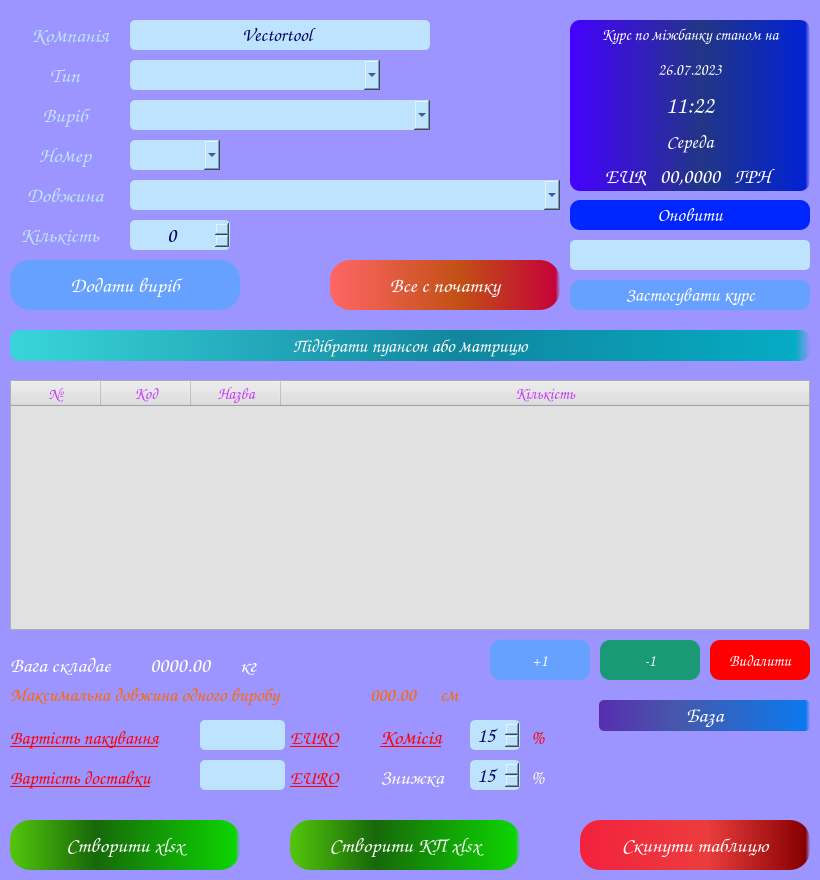
VitaliyBychevoy/BendingToolsPriceCalc, file BendingPriceCalc.ui: the form before one commit.
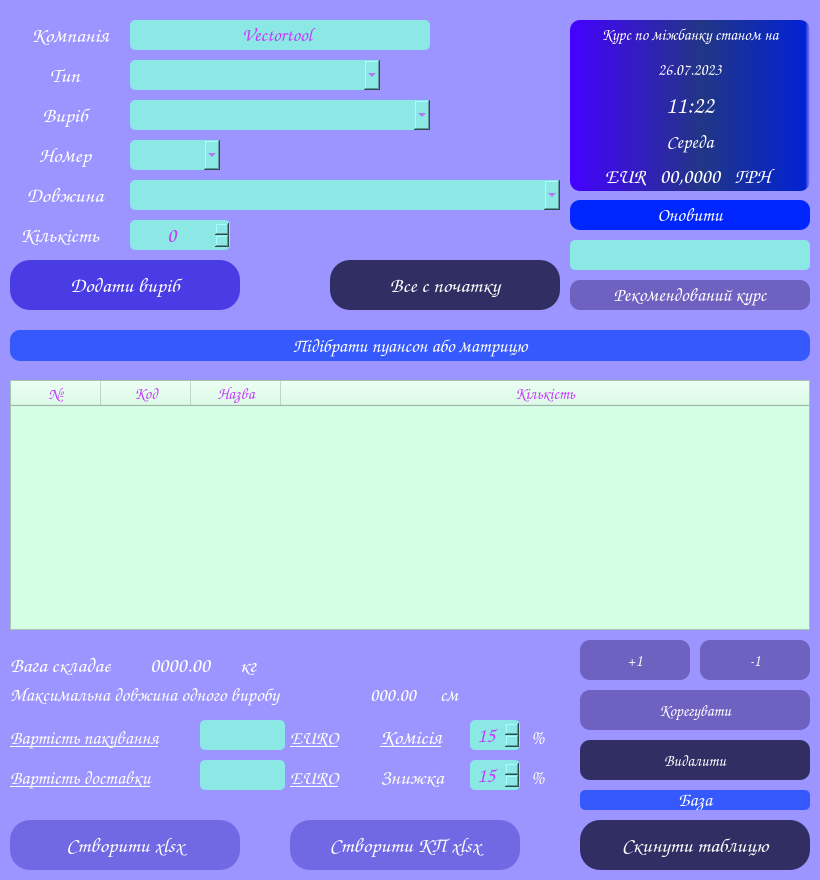
The form after the commit.

Commit message: CRUD for qtable done

Diff of the .ui file:
```diff
--- a/BendingPriceCalc.ui
+++ b/BendingPriceCalc.ui
@@ -61,7 +61,7 @@
     </property>
     <property name="styleSheet">
      <string notr="true">background-color: qlineargradient(spread:pad, x1:0, y1:0, x2:1, y2:0, stop:0 rgba(0, 0, 0, 0), stop:1 rgba(255, 255, 255, 0));
-color:rgb(190, 227, 255);</string>
+color:rgb(255, 255, 255);</string>
     </property>
     <property name="locale">
      <locale language="Ukrainian" country="Ukraine"/>
@@ -90,8 +90,9 @@
     </property>
     <property name="styleSheet">
      <string notr="true">QLineEdit{
-	background-color:rgb(190, 227, 255);
-	color: rgb(0, 0, 100);
+	/*background-color:rgb(190, 227, 255);*/
+	background-color:#8BE8E5;
+	color: rgb(199, 55, 255);
 border-radius: 5px;
 }
 
@@ -127,7 +128,7 @@
     </property>
     <property name="styleSheet">
      <string notr="true">background-color: qlineargradient(spread:pad, x1:0, y1:0, x2:1, y2:0, stop:0 rgba(0, 0, 0, 0), stop:1 rgba(255, 255, 255, 0));
-color: rgb(190, 227, 255);</string>
+color:rgb(255, 255, 255);</string>
     </property>
     <property name="text">
      <string>Tип</string>
@@ -153,14 +154,11 @@
     </property>
     <property name="styleSheet">
      <string notr="true">QComboBox{
-	background-color:rgb(190, 227, 255);
-	color:  rgb(0, 0, 100);
+	background-color:#8BE8E5;
+	color: rgb(199, 55, 255);
 	border: 1px  rgb(237, 255, 152);
 border-radius: 5px;
 }
-QScrollBar{
-	background-color:rgb(190, 227, 255);
-}
 QComboBox:hover {
 	border: 3px solid rgb(2, 35, 255);
 }
@@ -170,13 +168,6 @@
 QComboBox:focus {
 
 	border: 3px solid rgb(0, 255, 162);
-}
-QScrollBar {
-	background-color: rgb(237, 255, 152);
-	color: yellow;
-}
-QScrollBar::handle::pressed {
-	background : lightgreen;
 }</string>
     </property>
    </widget>
@@ -197,7 +188,7 @@
     </property>
     <property name="styleSheet">
      <string notr="true">background-color: qlineargradient(spread:pad, x1:0, y1:0, x2:1, y2:0, stop:0 rgba(0, 0, 0, 0), stop:1 rgba(255, 255, 255, 0));
-color: rgb(190, 227, 255);</string>
+color:rgb(255, 255, 255);</string>
     </property>
     <property name="text">
      <string>Виріб</string>
@@ -226,8 +217,8 @@
     </property>
     <property name="styleSheet">
      <string notr="true">QComboBox{
-	background-color: rgb(190, 227, 255);
-	color:  rgb(0, 0, 100);
+	background-color:#8BE8E5;
+	color: rgb(199, 55, 255);
 	border: 1px  rgb(237, 255, 152);
 border-radius: 5px;
 }
@@ -259,7 +250,7 @@
     </property>
     <property name="styleSheet">
      <string notr="true">background-color: qlineargradient(spread:pad, x1:0, y1:0, x2:1, y2:0, stop:0 rgba(0, 0, 0, 0), stop:1 rgba(255, 255, 255, 0));
-color: rgb(190, 227, 255);</string>
+color:rgb(255, 255, 255);</string>
     </property>
     <property name="text">
      <string>Номер</string>
@@ -291,8 +282,8 @@
     </property>
     <property name="styleSheet">
      <string notr="true">QComboBox{
-	background-color: rgb(190, 227, 255);
-	color:  rgb(0, 0, 100);
+	background-color:#8BE8E5;
+	color: rgb(199, 55, 255);
 	border: 1px  rgb(237, 255, 152);
 border-radius: 5px;
 }
@@ -321,7 +312,7 @@
     </property>
     <property name="styleSheet">
      <string notr="true">background-color: qlineargradient(spread:pad, x1:0, y1:0, x2:1, y2:0, stop:0 rgba(0, 0, 0, 0), stop:1 rgba(255, 255, 255, 0));
-color: rgb(190, 227, 255);</string>
+color:rgb(255, 255, 255);</string>
     </property>
     <property name="text">
      <string>Довжина</string>
@@ -347,8 +338,8 @@
     </property>
     <property name="styleSheet">
      <string notr="true">QComboBox{
-	background-color: rgb(190, 227, 255);
-	color:   rgb(0, 0, 100);
+	background-color:#8BE8E5;
+	color:  rgb(199, 55, 255);
 	border: 1px  rgb(237, 255, 152);
 border-radius: 5px;
 }
@@ -378,7 +369,7 @@
     </property>
     <property name="styleSheet">
      <string notr="true">background-color: qlineargradient(spread:pad, x1:0, y1:0, x2:1, y2:0, stop:0 rgba(0, 0, 0, 0), stop:1 rgba(255, 255, 255, 0));
-color: rgb(190, 227, 255);</string>
+color:rgb(255, 255, 255);</string>
     </property>
     <property name="text">
      <string>Кількість</string>
@@ -403,8 +394,8 @@
     </property>
     <property name="styleSheet">
      <string notr="true">QSpinBox{
-	background-color: rgb(190, 227, 255);
-	color:  rgb(0, 0, 100);
+	background-color:#8BE8E5;
+	color: rgb(199, 55, 255);
 border-radius: 5px;
 }
 QSpinBox:hover {
@@ -446,7 +437,8 @@
      <string notr="true">QPushButton {
 color:white;
 /*background-color: qlineargradient(spread:pad, x1:0, y1:0, x2:1, y2:0, stop:0 rgba(102, 158, 255, 255), stop:0.55 rgba(71, 61, 235, 255), stop:0.98 rgba(27, 2, 212, 255), stop:1 rgba(0, 0, 0, 0)); */
-background-color: rgb(102, 161, 255);
+/*background-color: rgb(102, 161, 255);*/
+background-color: #4A3CE5;
 border-radius: 20px;
 }
 
@@ -478,7 +470,8 @@
     </property>
     <property name="styleSheet">
      <string notr="true">QPushButton {
-background-color:qlineargradient(spread:pad, x1:0, y1:0, x2:1, y2:0, stop:0 rgba(255, 102, 102, 255), stop:0.5625 rgba(194, 80, 21, 255), stop:0.98 rgba(196, 4, 56, 255), stop:1 rgba(0, 0, 0, 0));
+/*background-color:qlineargradient(spread:pad, x1:0, y1:0, x2:1, y2:0, stop:0 rgba(255, 102, 102, 255), stop:0.5625 rgba(194, 80, 21, 255), stop:0.98 rgba(196, 4, 56, 255), stop:1 rgba(0, 0, 0, 0));*/
+background-color: #312E63;
 color:white;
 border-radius: 20px;
 }
@@ -504,7 +497,7 @@
      </rect>
     </property>
     <property name="styleSheet">
-     <string notr="true">background:rgb(225, 225, 225);
+     <string notr="true">background:#D5FFE4;
 color: rgb(199, 55, 255);
 </string>
     </property>
@@ -704,7 +697,7 @@
     </property>
     <property name="styleSheet">
      <string notr="true">background-color: qlineargradient(spread:pad, x1:0, y1:0, x2:1, y2:0, stop:0 rgba(0, 0, 0, 0), stop:1 rgba(255, 255, 255, 0));
-color: rgb(255, 102, 0);</string>
+color:rgb(255, 255, 255);</string>
     </property>
     <property name="text">
      <string>Максимальна довжина одного виробу</string>
@@ -727,7 +720,7 @@
     </property>
     <property name="styleSheet">
      <string notr="true">background-color: qlineargradient(spread:pad, x1:0, y1:0, x2:1, y2:0, stop:0 rgba(0, 0, 0, 0), stop:1 rgba(255, 255, 255, 0));
-color: rgb(255, 102, 0);</string>
+color:rgb(255, 255, 255);</string>
     </property>
     <property name="text">
      <string>000.00</string>
@@ -750,7 +743,7 @@
     </property>
     <property name="styleSheet">
      <string notr="true">background-color: qlineargradient(spread:pad, x1:0, y1:0, x2:1, y2:0, stop:0 rgba(0, 0, 0, 0), stop:1 rgba(255, 255, 255, 0));
-color: rgb(255, 102, 0);</string>
+color:rgb(255, 255, 255);</string>
     </property>
     <property name="text">
      <string>см</string>
@@ -773,7 +766,7 @@
     </property>
     <property name="styleSheet">
      <string notr="true">QPushButton {
-background-color: qlineargradient(spread:pad, x1:0, y1:0, x2:1, y2:0, stop:0 rgba(84, 198, 11, 255), stop:0.369318 rgba(23, 104, 10, 255), stop:0.98 rgba(13, 212, 2, 255), stop:1 rgba(0, 0, 0, 0));
+background-color: #7168E3;
 color:white;
 border-radius: 20px;
 }
@@ -803,7 +796,7 @@
     </property>
     <property name="styleSheet">
      <string notr="true">QPushButton {
-background-color: qlineargradient(spread:pad, x1:0, y1:0, x2:1, y2:0, stop:0 rgba(243, 33, 61, 255), stop:0.55 rgba(235, 61, 61, 255), stop:0.98 rgba(134, 0, 0, 255), stop:1 rgba(0, 0, 0, 0));
+background-color: #312E63;
 color:white;
 border-radius: 20px;
 }
@@ -1019,7 +1012,7 @@
     </property>
     <property name="styleSheet">
      <string notr="true">QPushButton {
-background-color:rgb(102, 161, 255);
+background-color: #6F61C0;
 color:white;
 border-radius: 10px;
 }
@@ -1031,7 +1024,7 @@
      <locale language="Ukrainian" country="Ukraine"/>
     </property>
     <property name="text">
-     <string>Застосувати курс</string>
+     <string>Рекомендований курс</string>
     </property>
     <property name="shortcut">
      <string/>
@@ -1055,7 +1048,7 @@
     <property name="styleSheet">
      <string notr="true">QLineEdit{
 
-	background-color:rgb(190, 227, 255);
+	background-color:#8BE8E5;
 	color: rgb(202, 8, 255);
 	border: 1px  rgb(237, 255, 152);
 border-radius: 5px;
@@ -1129,7 +1122,7 @@
     </property>
     <property name="styleSheet">
      <string notr="true">background-color: qlineargradient(spread:pad, x1:0, y1:0, x2:1, y2:0, stop:0 rgba(0, 0, 0, 0), stop:1 rgba(255, 255, 255, 0));
-color: rgb(255, 0, 0);</string>
+color:rgb(255, 255, 255);</string>
     </property>
     <property name="text">
      <string>Комісія</string>
@@ -1152,8 +1145,8 @@
     </property>
     <property name="styleSheet">
      <string notr="true">QSpinBox{
-	background-color:  rgb(190, 227, 255);
-	color:  rgb(0, 0, 100);
+	background-color:#8BE8E5;
+	color: rgb(199, 55, 255);
 border-radius: 5px;
 }
 QSpinBox:hover {
@@ -1195,7 +1188,7 @@
     </property>
     <property name="styleSheet">
      <string notr="true">background-color: qlineargradient(spread:pad, x1:0, y1:0, x2:1, y2:0, stop:0 rgba(0, 0, 0, 0), stop:1 rgba(255, 255, 255, 0));
-color: rgb(255, 0, 0);</string>
+color:rgb(255, 255, 255);</string>
     </property>
     <property name="text">
      <string>%</string>
@@ -1218,7 +1211,7 @@
     </property>
     <property name="styleSheet">
      <string notr="true">QPushButton {
-background-color: qlineargradient(spread:pad, x1:0, y1:0, x2:1, y2:0, stop:0 rgba(84, 198, 11, 255), stop:0.369318 rgba(23, 104, 10, 255), stop:0.98 rgba(13, 212, 2, 255), stop:1 rgba(0, 0, 0, 0));
+background-color:#7168E3;
 color:white;
 border-radius: 20px;
 }
@@ -1248,7 +1241,7 @@
     </property>
     <property name="styleSheet">
      <string notr="true">QPushButton {
-background-color:qlineargradient(spread:pad, x1:0, y1:0, x2:1, y2:0, stop:0 rgba(57, 213, 219, 255), stop:0.5625 rgba(17, 134, 158, 255), stop:0.98 rgba(4, 172, 196, 255), stop:1 rgba(0, 0, 0, 0));
+background-color:#3559FC;
 color:white;
 border-radius: 10px;
 }
@@ -1281,7 +1274,7 @@
     </property>
     <property name="styleSheet">
      <string notr="true">background-color: qlineargradient(spread:pad, x1:0, y1:0, x2:1, y2:0, stop:0 rgba(0, 0, 0, 0), stop:1 rgba(255, 255, 255, 0));
-color: rgb(255, 0, 0);</string>
+color:rgb(255, 255, 255);</string>
     </property>
     <property name="text">
      <string>Вартість пакування</string>
@@ -1307,7 +1300,7 @@
     </property>
     <property name="styleSheet">
      <string notr="true">background-color: qlineargradient(spread:pad, x1:0, y1:0, x2:1, y2:0, stop:0 rgba(0, 0, 0, 0), stop:1 rgba(255, 255, 255, 0));
-color: rgb(255, 0, 0);</string>
+color:rgb(255, 255, 255);</string>
     </property>
     <property name="text">
      <string>Вартість доставки</string>
@@ -1330,9 +1323,8 @@
     </property>
     <property name="styleSheet">
      <string notr="true">QLineEdit{
-
-	background-color:  rgb(190, 227, 255);
-	color:  rgb(0, 0, 100);
+	background-color:#8BE8E5;
+	color: rgb(199, 55, 255);
 	border: 1px  rgb(237, 255, 152);
 border-radius: 5px;
 }
@@ -1367,9 +1359,8 @@
     </property>
     <property name="styleSheet">
      <string notr="true">QLineEdit{
-
-	background-color:  rgb(190, 227, 255);
-	color: rgb(202, 8, 255);
+	background-color:#8BE8E5;
+	color: rgb(199, 55, 255);
 	border: 1px  rgb(237, 255, 152);
 border-radius: 5px;
 }
@@ -1407,7 +1398,7 @@
     </property>
     <property name="styleSheet">
      <string notr="true">background-color: qlineargradient(spread:pad, x1:0, y1:0, x2:1, y2:0, stop:0 rgba(0, 0, 0, 0), stop:1 rgba(255, 255, 255, 0));
-color: rgb(255, 0, 0);</string>
+color:rgb(255, 255, 255);</string>
     </property>
     <property name="text">
      <string>EURO</string>
@@ -1433,7 +1424,7 @@
     </property>
     <property name="styleSheet">
      <string notr="true">background-color: qlineargradient(spread:pad, x1:0, y1:0, x2:1, y2:0, stop:0 rgba(0, 0, 0, 0), stop:1 rgba(255, 255, 255, 0));
-color: rgb(255, 0, 0);</string>
+color:rgb(255, 255, 255);</string>
     </property>
     <property name="text">
      <string>EURO</string>
@@ -1456,8 +1447,8 @@
     </property>
     <property name="styleSheet">
      <string notr="true">QSpinBox{
-	background-color:  rgb(190, 227, 255);
-	color:  rgb(0, 0, 100);
+	background-color:#8BE8E5;
+	color:  rgb(199, 55, 255);
 border-radius: 5px;
 }
 QSpinBox:hover {
@@ -1531,9 +1522,9 @@
    <widget class="QPushButton" name="add_amount_button">
     <property name="geometry">
      <rect>
-      <x>490</x>
+      <x>580</x>
       <y>640</y>
-      <width>100</width>
+      <width>110</width>
       <height>40</height>
      </rect>
     </property>
@@ -1549,7 +1540,7 @@
     <property name="styleSheet">
      <string notr="true">
 QPushButton {
-background: rgb(102, 161, 255);
+background-color: #6F61C0;
 color: white;
 border-radius: 10px;
 }
@@ -1564,9 +1555,9 @@
    <widget class="QPushButton" name="remove_amount_button">
     <property name="geometry">
      <rect>
-      <x>600</x>
+      <x>700</x>
       <y>640</y>
-      <width>100</width>
+      <width>110</width>
       <height>40</height>
      </rect>
     </property>
@@ -1579,7 +1570,7 @@
     <property name="styleSheet">
      <string notr="true">
 QPushButton{
-background: rgb(25, 153, 117);
+background-color: #6F61C0;
 color: white;
 border-radius: 10px;
 }
@@ -1594,9 +1585,9 @@
    <widget class="QPushButton" name="remove_amount_button_2">
     <property name="geometry">
      <rect>
-      <x>710</x>
-      <y>640</y>
-      <width>100</width>
+      <x>580</x>
+      <y>690</y>
+      <width>230</width>
       <height>40</height>
      </rect>
     </property>
@@ -1612,7 +1603,7 @@
     <property name="styleSheet">
      <string notr="true">
 QPushButton {
-background: red;
+background: #6F61C0;
 color: white;
 border-radius: 10px;
 }
@@ -1621,28 +1612,28 @@
 }</string>
     </property>
     <property name="text">
-     <string>Видалити</string>
+     <string>Корегувати</string>
     </property>
    </widget>
    <widget class="QPushButton" name="db_button">
     <property name="geometry">
      <rect>
-      <x>599</x>
-      <y>700</y>
-      <width>211</width>
-      <height>31</height>
+      <x>580</x>
+      <y>790</y>
+      <width>230</width>
+      <height>20</height>
      </rect>
     </property>
     <property name="font">
      <font>
       <family>Comic Sans MS</family>
-      <pointsize>16</pointsize>
+      <pointsize>14</pointsize>
      </font>
     </property>
     <property name="styleSheet">
      <string notr="true">QPushButton {
 color:white;
-background-color: qlineargradient(spread:pad, x1:0, y1:0, x2:1, y2:0, stop:0 rgba(88, 45, 175, 255), stop:0.369318 rgba(70, 88, 170, 255), stop:0.98 rgba(11, 121, 238, 255), stop:1 rgba(0, 0, 0, 0));
+background-color: #3559FC;
 border-radius: 5px;
 }
 
@@ -1654,6 +1645,39 @@
      <string>База</string>
     </property>
    </widget>
+   <widget class="QPushButton" name="remove_element">
+    <property name="geometry">
+     <rect>
+      <x>580</x>
+      <y>740</y>
+      <width>230</width>
+      <height>40</height>
+     </rect>
+    </property>
+    <property name="font">
+     <font>
+      <family>Comic Sans MS</family>
+      <pointsize>12</pointsize>
+     </font>
+    </property>
+    <property name="layoutDirection">
+     <enum>Qt::LeftToRight</enum>
+    </property>
+    <property name="styleSheet">
+     <string notr="true">
+QPushButton {
+background: #312E63;
+color: white;
+border-radius: 10px;
+}
+QPushButton:hover {
+    background-color:  rgb(48, 221, 255);
+}</string>
+    </property>
+    <property name="text">
+     <string>Видалити</string>
+    </property>
+   </widget>
   </widget>
  </widget>
  <resources/>
```
Left out of the diff: 7 changed lines with no effect on the pictures. The commit also changes 2 other files.
